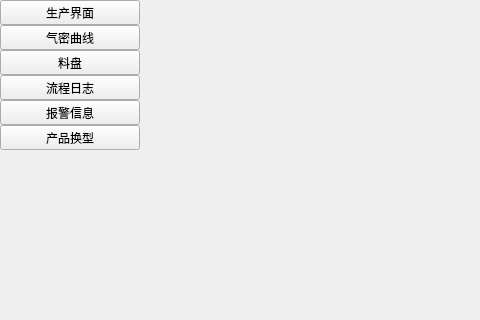
IPX-192/haoen, file VISFrameView_AirtightDevice/Plugins/PluginAutoPage/WidgetAutoPage.ui: the form before one commit; both pictures show x 0 to 480 and y 0 to 320 of the 682 by 511 pixel window.
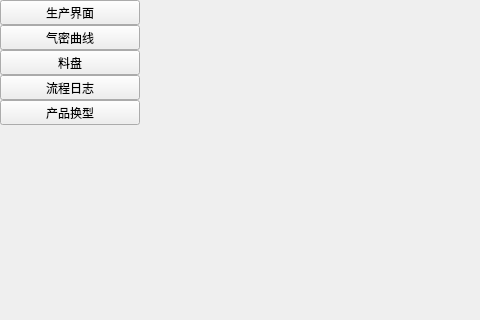
The form after the commit. Custom widgets are drawn as their Qt base class.

Patch:
```diff
--- a/VISFrameView_AirtightDevice/Plugins/PluginAutoPage/WidgetAutoPage.ui
+++ b/VISFrameView_AirtightDevice/Plugins/PluginAutoPage/WidgetAutoPage.ui
@@ -108,19 +108,6 @@
         </property>
        </widget>
       </item>
-      <item>
-       <widget class="QToolButton" name="tbtnPlcWarnInfo_5">
-        <property name="sizePolicy">
-         <sizepolicy hsizetype="Expanding" vsizetype="Fixed">
-          <horstretch>0</horstretch>
-          <verstretch>0</verstretch>
-         </sizepolicy>
-        </property>
-        <property name="text">
-         <string>报警信息</string>
-        </property>
-       </widget>
-      </item>
       <item>
        <widget class="QToolButton" name="tbtnProductChange_6">
         <property name="sizePolicy">
```
